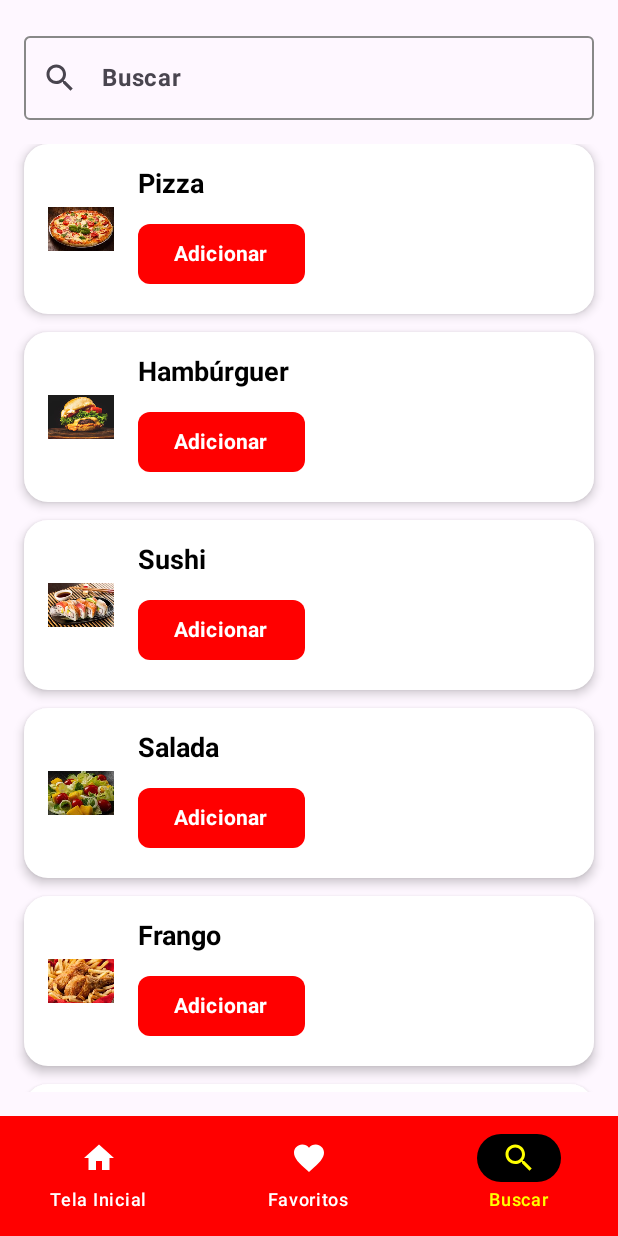
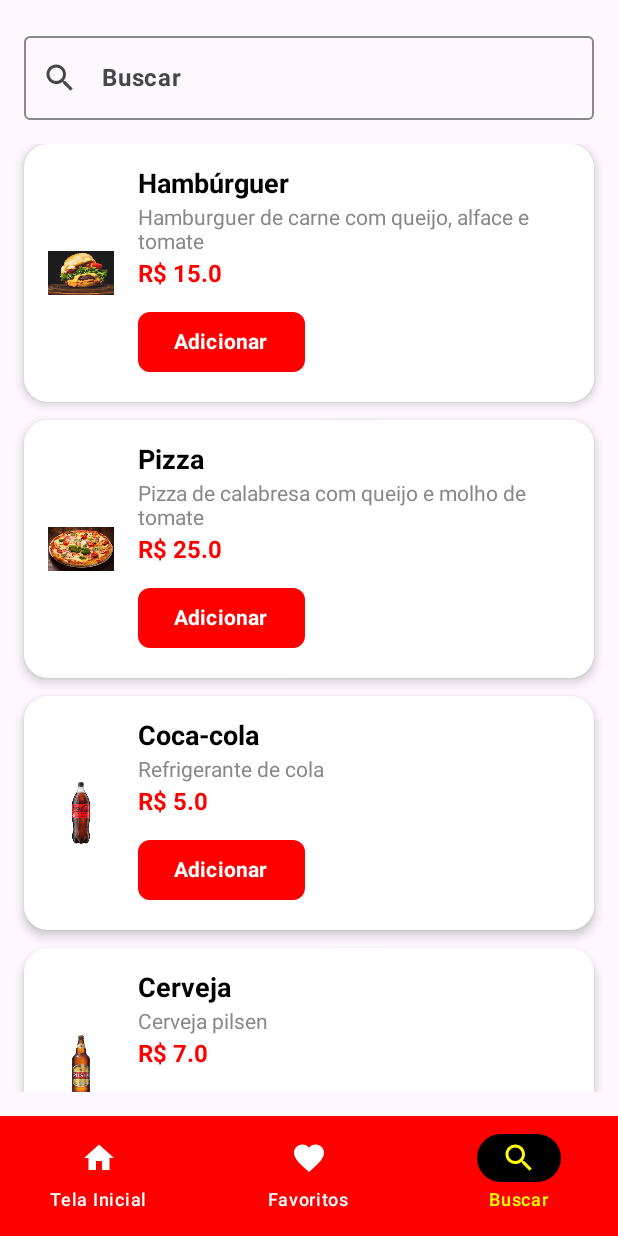
Before and after one commit to FGabriel-Lima/QuixaFood, an Android app built with Jetpack Compose: the screen it shows after launch (MainActivity), item 3 of the bottom bar chosen, on a phone screen of 412 x 824 dp. Run offline under Robolectric (Android 15) with nearby library versions, the phone set to English and light mode, and no system bars.

```diff
--- a/app/src/main/java/com/example/quixafood/ui/screens/SearchScreen.kt
+++ b/app/src/main/java/com/example/quixafood/ui/screens/SearchScreen.kt
@@ -20,24 +20,14 @@ import androidx.compose.ui.text.font.FontWeight
 import androidx.compose.ui.unit.dp
 import androidx.compose.ui.unit.sp
 import androidx.navigation.NavController
-import com.example.quixafood.R
-
-data class Item(val name: String, val imageRes: Int)
-
-val itemList = listOf(
-    Item("Pizza", R.drawable.pizza),
-    Item("Hambúrguer", R.drawable.hamburguer),
-    Item("Sushi", R.drawable.sushi),
-    Item("Salada", R.drawable.salada),
-    Item("Frango", R.drawable.frango),
-    Item("Coca-Cola", R.drawable.cocacola)
-)
+import com.example.quixafood.models.Itens
+import com.example.quixafood.models.mockItens
 
 @OptIn(ExperimentalMaterial3Api::class)
 @Composable
 fun SearchScreen(navController: NavController) {
     var searchQuery by remember { mutableStateOf("") }
-    val filteredItems = itemList.filter { it.name.contains(searchQuery, ignoreCase = true) }
+    val filteredItems = mockItens.filter { it.name.contains(searchQuery, ignoreCase = true) }
 
     Column(modifier = Modifier.padding(16.dp)) {
 
@@ -76,10 +66,9 @@ fun SearchScreen(navController: NavController) {
                 color = Color.Gray
             )
         } else {
-            // Lista de alimentos filtrados
+            // Lista de itens filtrados
             LazyColumn {
                 items(filteredItems) { item ->
-                    // Card com imagem e nome do item
                     SearchItemCard(item = item)
                 }
             }
@@ -88,7 +77,7 @@ fun SearchScreen(navController: NavController) {
 }
 
 @Composable
-fun SearchItemCard(item: Item) {
+fun SearchItemCard(item: Itens) {
     val context = LocalContext.current
 
     Card(
@@ -116,7 +105,7 @@ fun SearchItemCard(item: Item) {
                     .padding(end = 16.dp)
             )
 
-            // Nome do item
+            // Nome, descrição e preço do item
             Column {
                 Text(
                     text = item.name,
@@ -125,9 +114,21 @@ fun SearchItemCard(item: Item) {
                     color = Color.Black
                 )
                 Spacer(modifier = Modifier.height(4.dp))
+                Text(
+                    text = item.description,
+                    fontSize = 14.sp,
+                    color = Color.Gray
+                )
+                Spacer(modifier = Modifier.height(4.dp))
+                Text(
+                    text = "R$ ${item.price}",
+                    fontSize = 16.sp,
+                    fontWeight = FontWeight.Bold,
+                    color = Color.Red
+                )
+                Spacer(modifier = Modifier.height(4.dp))
                 Button(
                     onClick = {
-                        // Exibe o Toast aqui
                         Toast.makeText(context, "${item.name} selecionado", Toast.LENGTH_SHORT).show()
                     },
                     modifier = Modifier.padding(top = 8.dp),
```
Also changed, not shown: 5 other files.
